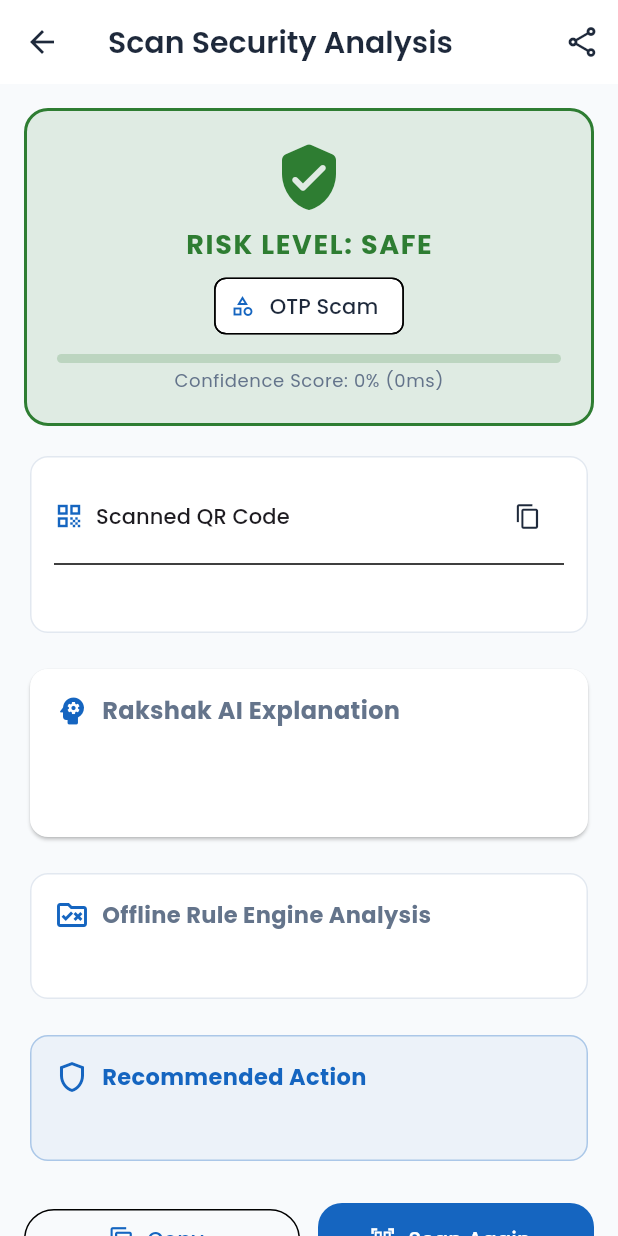
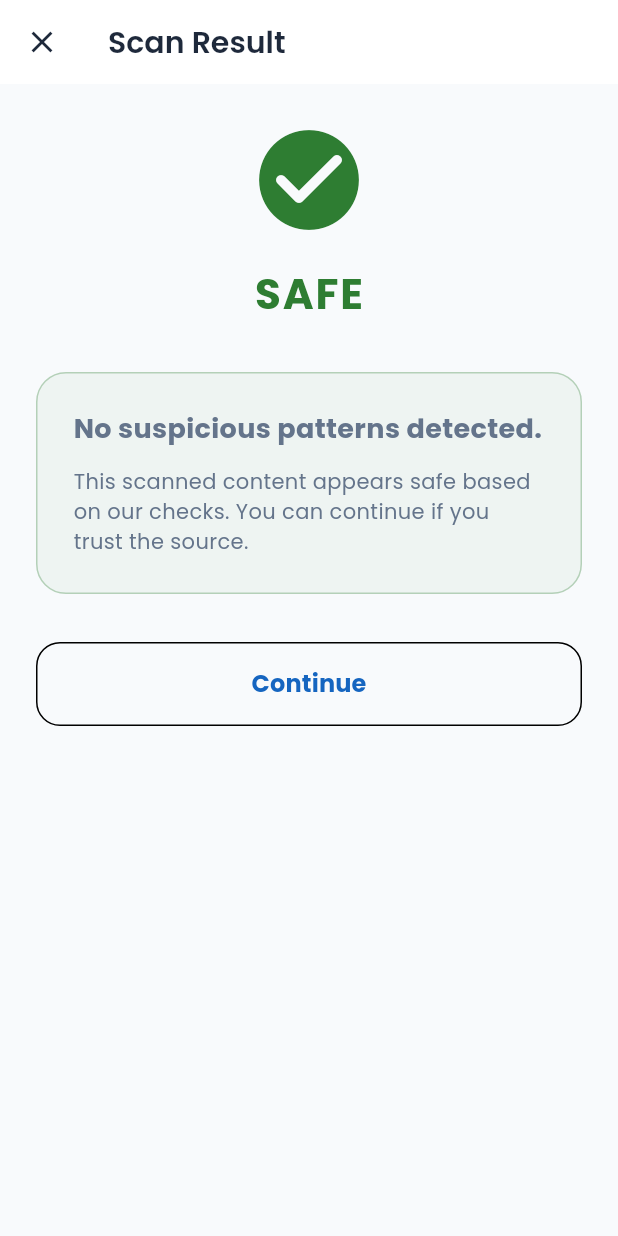
Before and after one commit to Kardam-Codes/Rakshak, a Flutter app: the ScanResultScreen screen opened directly with empty values, on a phone screen of 412 x 824 dp. Run offline on Flutter 3.47's test engine with Material 3 defaults, Android fonts, the phone set to English and light mode, and no system bars; our stand-ins replace flutter_riverpod, go_router, google_fonts, hive, hive_flutter, image_picker and 1 more; missing offline and left inert: flutter_overlay_window, google_mlkit_text_recognition, mobile_scanner, notification_listener_service, phone_state; accounts and stored records are empty.

Commit message:
feat: complete F-006 Safe Scan redesign with unified UI and AI explanation centerpiece

```diff
--- a/frontend/lib/screens/scanner/scan_result_screen.dart
+++ b/frontend/lib/screens/scanner/scan_result_screen.dart
@@ -1,10 +1,8 @@
 import 'package:flutter/material.dart';
 import 'package:flutter/services.dart';
 import 'package:go_router/go_router.dart';
-import 'package:share_plus/share_plus.dart';
 import '../../models/scan_entity.dart';
 import '../../engine/models/risk_level.dart';
-import '../../engine/models/scam_category.dart';
 import '../../core/constants/colors.dart';
 import '../../core/constants/spacing.dart';
 
@@ -33,14 +31,28 @@ class ScanResultScreen extends StatelessWidget {
   IconData _getRiskIcon(RiskLevel risk) {
     switch (risk) {
       case RiskLevel.safe:
-        return Icons.verified_user_rounded;
+        return Icons.check_circle_rounded;
       case RiskLevel.low:
         return Icons.info_rounded;
       case RiskLevel.medium:
-        return Icons.warning_amber_rounded;
+        return Icons.warning_rounded;
       case RiskLevel.high:
       case RiskLevel.critical:
-        return Icons.gpp_bad_rounded;
+        return Icons.cancel_rounded;
+    }
+  }
+
+  String _getRiskTitle(RiskLevel risk) {
+    switch (risk) {
+      case RiskLevel.safe:
+        return 'SAFE';
+      case RiskLevel.low:
+        return 'LOW RISK';
+      case RiskLevel.medium:
+        return 'SUSPICIOUS';
+      case RiskLevel.high:
+      case RiskLevel.critical:
+        return 'DANGEROUS';
     }
   }
 
@@ -48,234 +60,94 @@ class ScanResultScreen extends StatelessWidget {
   Widget build(BuildContext context) {
     final riskColor = _getRiskColor(result.riskLevel);
     final riskIcon = _getRiskIcon(result.riskLevel);
+    final isSafe = result.riskLevel == RiskLevel.safe;
 
     return Scaffold(
       appBar: AppBar(
-        title: const Text('Scan Security Analysis'),
+        title: const Text('Scan Result'),
         leading: IconButton(
-          icon: const Icon(Icons.arrow_back),
+          icon: const Icon(Icons.close),
           onPressed: () => context.go('/scan'),
         ),
-        actions: [
-          IconButton(
-            icon: const Icon(Icons.share_outlined),
-            onPressed: () {
-              Share.share(
-                'Rakshak Scan Analysis:\nContent: ${result.content}\nRisk Level: ${result.riskLevel.name.toUpperCase()}\nAdvice: ${result.aiRecommendedAction ?? result.recommendedAction}',
-              );
-            },
-          )
-        ],
       ),
       body: SingleChildScrollView(
-        padding: const EdgeInsets.all(AppSpacing.s16),
+        padding: const EdgeInsets.all(AppSpacing.s24),
         child: Column(
           crossAxisAlignment: CrossAxisAlignment.stretch,
           children: [
-            // 1. Risk Banner Card
+            // Centerpiece: Large Icon & Status
+            Column(
+              children: [
+                Icon(riskIcon, size: 80, color: riskColor),
+                const SizedBox(height: AppSpacing.s16),
+                Text(
+                  _getRiskTitle(result.riskLevel),
+                  style: TextStyle(
+                    fontSize: 28,
+                    fontWeight: FontWeight.bold,
+                    color: riskColor,
+                    letterSpacing: 1.2,
+                  ),
+                ),
+              ],
+            ),
+
+            const SizedBox(height: AppSpacing.s32),
+
+            // AI Explanation Centerpiece
             Container(
-              padding: const EdgeInsets.all(AppSpacing.s20),
+              padding: const EdgeInsets.all(AppSpacing.s24),
               decoration: BoxDecoration(
-                color: riskColor.withOpacity(0.12),
-                borderRadius: BorderRadius.circular(16),
-                border: Border.all(color: riskColor, width: 2),
+                color: riskColor.withOpacity(0.05),
+                borderRadius: BorderRadius.circular(20),
+                border: Border.all(color: riskColor.withOpacity(0.3)),
               ),
               child: Column(
+                crossAxisAlignment: CrossAxisAlignment.start,
                 children: [
-                  Icon(riskIcon, size: 48, color: riskColor),
-                  const SizedBox(height: AppSpacing.s8),
+                  if (isSafe) ...[
+                    const Text(
+                      'No suspicious patterns detected.',
+                      style: TextStyle(fontSize: 18, fontWeight: FontWeight.bold),
+                    ),
+                    const SizedBox(height: AppSpacing.s12),
+                    const Text('This scanned content appears safe based on our checks. You can continue if you trust the source.'),
+                  ] else ...[
                     Text(
-                    'RISK LEVEL: ${result.riskLevel.name.toUpperCase()}',
+                      'Why did Rakshak warn you?',
                       style: TextStyle(
                         fontSize: 18,
                         fontWeight: FontWeight.bold,
                         color: riskColor,
-                      letterSpacing: 1.1,
                       ),
                     ),
-                  const SizedBox(height: AppSpacing.s4),
-                  Chip(
-                    avatar: const Icon(Icons.category_outlined, size: 16),
-                    label: Text(result.category.displayName),
-                    backgroundColor: Colors.white,
+                    const SizedBox(height: AppSpacing.s16),
+                    if (result.aiSimpleExplanation != null) ...[
+                      Text(
+                        result.aiSimpleExplanation!,
+                        style: const TextStyle(fontSize: 16, height: 1.5, fontWeight: FontWeight.w600),
                       ),
                       const SizedBox(height: AppSpacing.s8),
-                  LinearProgressIndicator(
-                    value: result.confidence,
-                    backgroundColor: riskColor.withOpacity(0.2),
-                    color: riskColor,
-                    minHeight: 6,
-                    borderRadius: BorderRadius.circular(4),
-                  ),
-                  const SizedBox(height: AppSpacing.s4),
+                    ],
                     Text(
-                    'Confidence Score: ${(result.confidence * 100).toInt()}% (${result.processingTimeMs}ms)',
-                    style: Theme.of(context).textTheme.bodySmall?.copyWith(color: AppColors.textSecondaryLight),
-                  ),
-                ],
-              ),
-            ),
-
-            const SizedBox(height: AppSpacing.s16),
-
-            // 2. Scanned Content Preview Card
-            Card(
-              elevation: 0,
-              shape: RoundedRectangleBorder(
-                side: const BorderSide(color: AppColors.dividerLight),
-                borderRadius: BorderRadius.circular(12),
-              ),
-              child: Padding(
-                padding: const EdgeInsets.all(AppSpacing.s16),
-                child: Column(
-                  crossAxisAlignment: CrossAxisAlignment.start,
-                  children: [
-                    Row(
-                      mainAxisAlignment: MainAxisAlignment.spaceBetween,
-                      children: [
-                        Row(
-                          children: [
-                            Icon(
-                              result.scanType == ScanType.qr
-                                  ? Icons.qr_code
-                                  : result.scanType == ScanType.url
-                                      ? Icons.link
-                                      : Icons.image,
-                              color: AppColors.primary,
-                              size: 20,
-                            ),
-                            const SizedBox(width: 8),
-                            Text(
-                              'Scanned ${result.scanType.displayName}',
-                              style: Theme.of(context).textTheme.titleSmall,
-                            ),
-                          ],
-                        ),
-                        IconButton(
-                          icon: const Icon(Icons.copy, size: 18),
-                          onPressed: () {
-                            Clipboard.setData(ClipboardData(text: result.content));
-                            ScaffoldMessenger.of(context).showSnackBar(
-                              const SnackBar(content: Text('Content copied to clipboard')),
-                            );
-                          },
-                        ),
-                      ],
-                    ),
-                    const Divider(),
-                    SelectableText(
-                      result.content,
-                      style: const TextStyle(
-                        fontFamily: 'monospace',
-                        fontSize: 13,
-                        color: AppColors.textPrimaryLight,
-                      ),
-                    ),
-                  ],
-                ),
-              ),
-            ),
-
-            const SizedBox(height: AppSpacing.s16),
-
-            // 3. AI Explanation Section
-            if (result.aiSimpleExplanation != null) ...[
-              Card(
-                elevation: 1,
-                shape: RoundedRectangleBorder(
-                  borderRadius: BorderRadius.circular(12),
-                ),
-                child: Padding(
-                  padding: const EdgeInsets.all(AppSpacing.s16),
-                  child: Column(
-                    crossAxisAlignment: CrossAxisAlignment.start,
-                    children: [
-                      const Row(
-                        children: [
-                          Icon(Icons.psychology_rounded, color: AppColors.primary),
-                          SizedBox(width: 8),
-                          Text(
-                            'Rakshak AI Explanation',
-                            style: TextStyle(fontWeight: FontWeight.bold, fontSize: 16),
-                          ),
-                        ],
-                      ),
-                      const SizedBox(height: AppSpacing.s12),
-                      Text(
-                        result.aiSimpleExplanation!,
-                        style: Theme.of(context).textTheme.bodyMedium?.copyWith(
-                              fontWeight: FontWeight.w600,
-                            ),
-                      ),
-                      if (result.aiReason != null) ...[
-                        const SizedBox(height: AppSpacing.s8),
-                        Text(
-                          result.aiReason!,
-                          style: Theme.of(context).textTheme.bodySmall,
+                      result.aiReason ?? result.offlineReason,
+                      style: const TextStyle(fontSize: 16, height: 1.5),
                     ),
                   ],
                 ],
               ),
             ),
+
+            if (!isSafe) ...[
+              const SizedBox(height: AppSpacing.s24),
+              // Recommended Action
+              Container(
+                padding: const EdgeInsets.all(AppSpacing.s20),
+                decoration: BoxDecoration(
+                  color: AppColors.surface,
+                  borderRadius: BorderRadius.circular(16),
+                  border: Border.all(color: AppColors.dividerLight),
                 ),
-              const SizedBox(height: AppSpacing.s16),
-            ],
-
-            // 4. Offline Analysis & Matched Rules Card
-            Card(
-              elevation: 0,
-              shape: RoundedRectangleBorder(
-                side: const BorderSide(color: AppColors.dividerLight),
-                borderRadius: BorderRadius.circular(12),
-              ),
-              child: Padding(
-                padding: const EdgeInsets.all(AppSpacing.s16),
-                child: Column(
-                  crossAxisAlignment: CrossAxisAlignment.start,
-                  children: [
-                    const Row(
-                      children: [
-                        Icon(Icons.rule_folder_outlined, color: AppColors.primary),
-                        SizedBox(width: 8),
-                        Text(
-                          'Offline Rule Engine Analysis',
-                          style: TextStyle(fontWeight: FontWeight.bold, fontSize: 15),
-                        ),
-                      ],
-                    ),
-                    const SizedBox(height: AppSpacing.s8),
-                    Text(result.offlineReason),
-                    if (result.matchedRules.isNotEmpty) ...[
-                      const SizedBox(height: AppSpacing.s12),
-                      Wrap(
-                        spacing: 6,
-                        runSpacing: 6,
-                        children: result.matchedRules
-                            .map((rule) => Chip(
-                                  label: Text(rule, style: const TextStyle(fontSize: 11)),
-                                  backgroundColor: riskColor.withOpacity(0.1),
-                                  visualDensity: VisualDensity.compact,
-                                ))
-                            .toList(),
-                      ),
-                    ],
-                  ],
-                ),
-              ),
-            ),
-
-            const SizedBox(height: AppSpacing.s16),
-
-            // 5. Recommended Action Card
-            Card(
-              color: AppColors.primary.withOpacity(0.05),
-              elevation: 0,
-              shape: RoundedRectangleBorder(
-                side: BorderSide(color: AppColors.primary.withOpacity(0.3)),
-                borderRadius: BorderRadius.circular(12),
-              ),
-              child: Padding(
-                padding: const EdgeInsets.all(AppSpacing.s16),
                 child: Column(
                   crossAxisAlignment: CrossAxisAlignment.start,
                   children: [
@@ -285,47 +157,133 @@ class ScanResultScreen extends StatelessWidget {
                         SizedBox(width: 8),
                         Text(
                           'Recommended Action',
-                          style: TextStyle(fontWeight: FontWeight.bold, fontSize: 15, color: AppColors.primary),
+                          style: TextStyle(fontSize: 16, fontWeight: FontWeight.bold),
                         ),
                       ],
                     ),
-                    const SizedBox(height: AppSpacing.s8),
+                    const SizedBox(height: AppSpacing.s12),
                     Text(
                       result.aiRecommendedAction ?? result.recommendedAction,
-                      style: const TextStyle(fontSize: 14, fontWeight: FontWeight.w500),
+                      style: const TextStyle(fontSize: 16, fontWeight: FontWeight.w600),
                     ),
                   ],
                 ),
               ),
+            ],
+
+            const SizedBox(height: AppSpacing.s32),
+
+            // Actions
+            if (result.riskLevel == RiskLevel.safe) ...[
+              SizedBox(
+                width: double.infinity,
+                height: 56,
+                child: OutlinedButton(
+                  onPressed: () {
+                    context.go('/scan');
+                  },
+                  style: OutlinedButton.styleFrom(
+                    shape: RoundedRectangleBorder(borderRadius: BorderRadius.circular(16)),
                   ),
-
-            const SizedBox(height: AppSpacing.s24),
-
-            // 6. Action Buttons
+                  child: const Text('Continue', style: TextStyle(fontSize: 16, fontWeight: FontWeight.bold)),
+                ),
+              )
+            ] else if (result.riskLevel == RiskLevel.medium) ...[
+              Row(
+                children: [
+                  Expanded(
+                    child: OutlinedButton(
+                      style: OutlinedButton.styleFrom(
+                        padding: const EdgeInsets.symmetric(vertical: 16),
+                        shape: RoundedRectangleBorder(borderRadius: BorderRadius.circular(16)),
+                      ),
+                      onPressed: () {
+                        showDialog(
+                          context: context,
+                          builder: (context) => AlertDialog(
+                            title: const Text('Matched Rules'),
+                            content: Column(
+                              mainAxisSize: MainAxisSize.min,
+                              crossAxisAlignment: CrossAxisAlignment.start,
+                              children: result.matchedRules
+                                  .map((r) => Text('• $r'))
+                                  .toList(),
+                            ),
+                            actions: [
+                              TextButton(onPressed: () => Navigator.pop(context), child: const Text('Close'))
+                            ],
+                          ),
+                        );
+                      },
+                      child: const Text('Learn Why'),
+                    ),
+                  ),
+                  const SizedBox(width: 12),
+                  Expanded(
+                    child: ElevatedButton(
+                      style: ElevatedButton.styleFrom(
+                        backgroundColor: AppColors.primary,
+                        foregroundColor: Colors.white,
+                        padding: const EdgeInsets.symmetric(vertical: 16),
+                        shape: RoundedRectangleBorder(borderRadius: BorderRadius.circular(16)),
+                      ),
+                      onPressed: () => context.go('/scan'),
+                      child: const Text('Go Back'),
+                    ),
+                  ),
+                ],
+              )
+            ] else ...[
+              // Dangerous
+              SizedBox(
+                width: double.infinity,
+                height: 56,
+                child: ElevatedButton(
+                  style: ElevatedButton.styleFrom(
+                    backgroundColor: riskColor,
+                    foregroundColor: Colors.white,
+                    shape: RoundedRectangleBorder(borderRadius: BorderRadius.circular(16)),
+                  ),
+                  onPressed: () => context.go('/scan'),
+                  child: const Text('Got it', style: TextStyle(fontSize: 16, fontWeight: FontWeight.bold)),
+                ),
+              ),
+              const SizedBox(height: 12),
               Row(
                 children: [
                   Expanded(
                     child: OutlinedButton.icon(
+                      style: OutlinedButton.styleFrom(
+                        shape: RoundedRectangleBorder(borderRadius: BorderRadius.circular(16)),
+                      ),
                       onPressed: () {
-                      Clipboard.setData(ClipboardData(text: result.content));
                         ScaffoldMessenger.of(context).showSnackBar(
-                        const SnackBar(content: Text('Content copied')),
+                          const SnackBar(content: Text('Scan removed from history')),
                         );
+                        context.go('/scan');
                       },
-                    icon: const Icon(Icons.copy),
-                    label: const Text('Copy'),
+                      icon: const Icon(Icons.delete_outline),
+                      label: const Text('Delete'),
                     ),
                   ),
                   const SizedBox(width: 12),
                   Expanded(
-                  child: ElevatedButton.icon(
-                    onPressed: () => context.go('/scan'),
-                    icon: const Icon(Icons.qr_code_scanner),
-                    label: const Text('Scan Again'),
+                    child: OutlinedButton.icon(
+                      style: OutlinedButton.styleFrom(
+                        shape: RoundedRectangleBorder(borderRadius: BorderRadius.circular(16)),
+                      ),
+                      onPressed: () {
+                        ScaffoldMessenger.of(context).showSnackBar(
+                          const SnackBar(content: Text('Reported successfully to Rakshak')),
+                        );
+                      },
+                      icon: const Icon(Icons.report_outlined),
+                      label: const Text('Report'),
                     ),
                   ),
                 ],
-            ),
+              )
+            ],
           ],
         ),
       ),
```
Also changed, not shown: frontend/lib/screens/scanner/scan_screen.dart (+83 -130 lines). Lines whose indentation alone changed are shown as unchanged.
